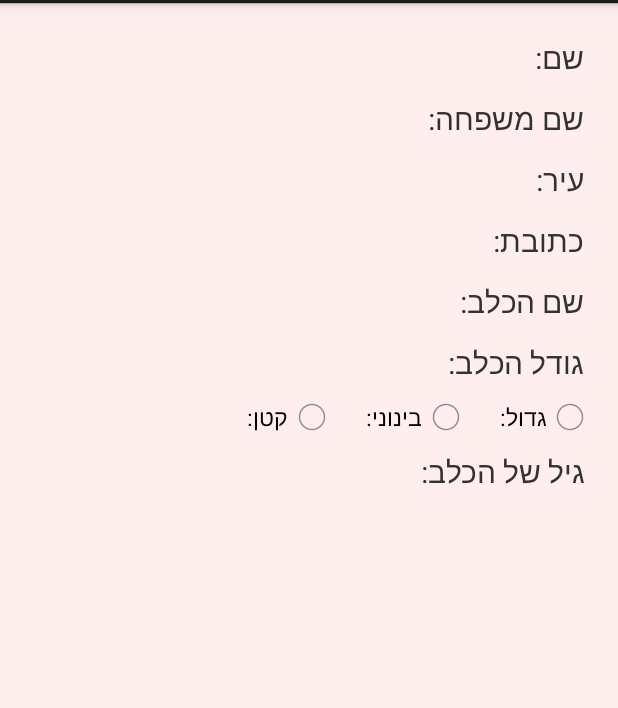
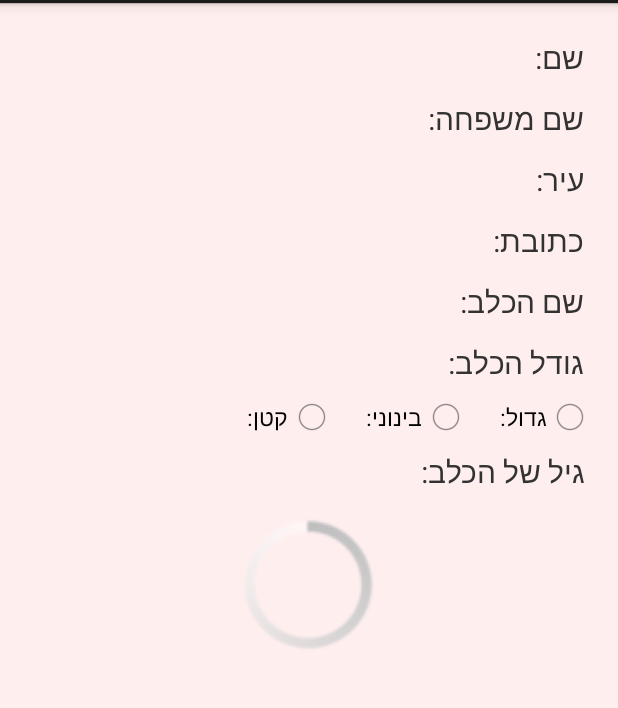
Before and after one commit to nofar9792/Nofar, an Android app: the layout activity_dog_owner_details.xml on its own in the app's theme, with its tools: preview values and no code run, on a phone screen of 412 x 824 dp, the part 69-777 px from its top. Run offline under Robolectric (Android 15) with nearby library versions, the light colour scheme and no system bars.

Commit message:
change the picture on messages, and add ProgressBar to dogOwnerDetails.

```diff
--- a/app/src/main/res/layout/activity_dog_owner_details.xml
+++ b/app/src/main/res/layout/activity_dog_owner_details.xml
@@ -1,18 +1,30 @@
 <?xml version="1.0" encoding="utf-8"?>
 
-<LinearLayout xmlns:android="http://schemas.android.com/apk/res/android"
-    xmlns:app="http://schemas.android.com/apk/res-auto"
+<RelativeLayout xmlns:android="http://schemas.android.com/apk/res/android"
     xmlns:tools="http://schemas.android.com/tools"
     android:layout_width="match_parent"
     android:layout_height="match_parent"
     android:background="@color/colorBackground"
     android:layoutDirection="rtl"
-    android:orientation="vertical"
     android:paddingBottom="@dimen/activity_vertical_margin"
     android:paddingLeft="@dimen/activity_horizontal_margin"
     android:paddingRight="@dimen/activity_horizontal_margin"
     android:paddingTop="@dimen/activity_vertical_margin"
-    tools:context="com.example.nofarcohenzedek.dogo.DogWalkerDetails">
+    tools:context="com.example.nofarcohenzedek.dogo.TripsReportActivity">
+
+    <ProgressBar
+        android:id="@+id/dogOwnerProgressBar"
+        android:layout_width="110dp"
+        android:layout_height="110dp"
+        android:layout_centerInParent="true"
+        android:visibility="visible" />
+
+<LinearLayout xmlns:android="http://schemas.android.com/apk/res/android"
+    xmlns:tools="http://schemas.android.com/tools"
+    android:layout_width="match_parent"
+    android:layout_height="match_parent"
+    android:layoutDirection="rtl"
+    android:orientation="vertical">
 
     <LinearLayout
         android:layout_width="wrap_content"
@@ -210,3 +222,4 @@
 
     </LinearLayout>
 </LinearLayout>
+</RelativeLayout>
--- a/app/src/main/res/layout/walker_requests_row_layout.xml
+++ b/app/src/main/res/layout/walker_requests_row_layout.xml
@@ -83,9 +83,10 @@
         android:layout_height="match_parent"
         android:layout_weight="5">
         <ImageView
-            android:layout_width="wrap_content"
-            android:layout_height="wrap_content"
+            android:layout_width="60dp"
+            android:layout_height="60dp"
             android:src="@mipmap/ic_launcher"
+            android:scaleType="fitCenter"
             android:id="@+id/csrlImage"
             android:layout_alignParentLeft="true"/>
     </RelativeLayout>
```
Also changed, not shown: app/src/main/java/com/example/nofarcohenzedek/dogo/DogOwnerDetails.java (+20 -0 lines), app/src/main/java/com/example/nofarcohenzedek/dogo/MessagesActivity.java (+25 -1 lines), app/src/main/java/com/example/nofarcohenzedek/dogo/MyProfileActivity.java (+5 -4 lines).
